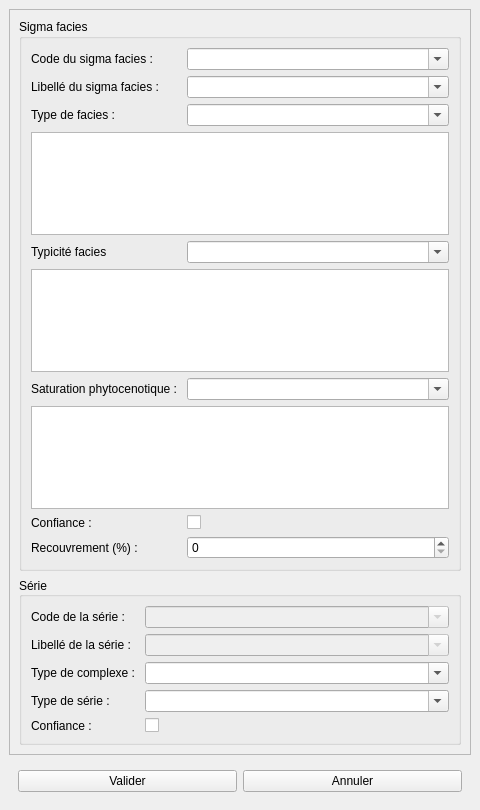
Before: the Qt Designer form src/ui/form_sigmaf_cat.ui in IGNF/saisie_carhab, drawn with Qt 5.
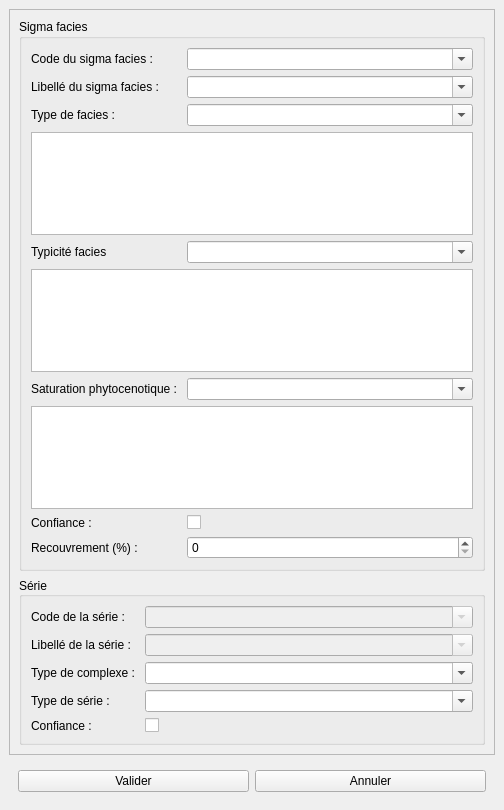
After: the same form once the commit is applied.

Commit message: [ticket 209] redimmensionner les combobox pour affichage dans qgis2.14

The edit to the form file:
```diff
--- a/src/ui/form_sigmaf_cat.ui
+++ b/src/ui/form_sigmaf_cat.ui
@@ -6,7 +6,7 @@
    <rect>
     <x>0</x>
     <y>0</y>
-    <width>480</width>
+    <width>504</width>
     <height>810</height>
    </rect>
   </property>
@@ -25,7 +25,7 @@
         <rect>
          <x>0</x>
          <y>0</y>
-         <width>460</width>
+         <width>484</width>
          <height>721</height>
         </rect>
        </property>
@@ -51,9 +51,18 @@
              <property name="enabled">
               <bool>true</bool>
              </property>
+             <property name="sizePolicy">
+              <sizepolicy hsizetype="MinimumExpanding" vsizetype="Fixed">
+               <horstretch>0</horstretch>
+               <verstretch>0</verstretch>
+              </sizepolicy>
+             </property>
              <property name="editable">
               <bool>true</bool>
              </property>
+             <property name="sizeAdjustPolicy">
+              <enum>QComboBox::AdjustToMinimumContentsLength</enum>
+             </property>
              <property name="frame">
               <bool>true</bool>
              </property>
@@ -68,9 +77,18 @@
            </item>
            <item row="4" column="1">
             <widget class="QComboBox" name="lb_sigma">
+             <property name="sizePolicy">
+              <sizepolicy hsizetype="MinimumExpanding" vsizetype="Fixed">
+               <horstretch>0</horstretch>
+               <verstretch>0</verstretch>
+              </sizepolicy>
+             </property>
              <property name="editable">
               <bool>true</bool>
              </property>
+             <property name="sizeAdjustPolicy">
+              <enum>QComboBox::AdjustToMinimumContentsLength</enum>
+             </property>
             </widget>
            </item>
            <item row="6" column="0">
@@ -82,9 +100,18 @@
            </item>
            <item row="6" column="1">
             <widget class="QComboBox" name="typ_facies">
+             <property name="sizePolicy">
+              <sizepolicy hsizetype="MinimumExpanding" vsizetype="Fixed">
+               <horstretch>0</horstretch>
+               <verstretch>0</verstretch>
+              </sizepolicy>
+             </property>
              <property name="editable">
               <bool>true</bool>
              </property>
+             <property name="sizeAdjustPolicy">
+              <enum>QComboBox::AdjustToMinimumContentsLength</enum>
+             </property>
             </widget>
            </item>
            <item row="7" column="0" colspan="2">
@@ -99,9 +126,18 @@
            </item>
            <item row="9" column="1">
             <widget class="QComboBox" name="typicite">
+             <property name="sizePolicy">
+              <sizepolicy hsizetype="MinimumExpanding" vsizetype="Fixed">
+               <horstretch>0</horstretch>
+               <verstretch>0</verstretch>
+              </sizepolicy>
+             </property>
              <property name="editable">
               <bool>true</bool>
              </property>
+             <property name="sizeAdjustPolicy">
+              <enum>QComboBox::AdjustToMinimumContentsLength</enum>
+             </property>
             </widget>
            </item>
            <item row="13" column="0" colspan="2">
@@ -116,9 +152,18 @@
            </item>
            <item row="15" column="1">
             <widget class="QComboBox" name="sat_phy">
+             <property name="sizePolicy">
+              <sizepolicy hsizetype="MinimumExpanding" vsizetype="Fixed">
+               <horstretch>0</horstretch>
+               <verstretch>0</verstretch>
+              </sizepolicy>
+             </property>
              <property name="editable">
               <bool>true</bool>
              </property>
+             <property name="sizeAdjustPolicy">
+              <enum>QComboBox::AdjustToMinimumContentsLength</enum>
+             </property>
             </widget>
            </item>
            <item row="18" column="0" colspan="2">
@@ -179,9 +224,18 @@
              <property name="enabled">
               <bool>false</bool>
              </property>
+             <property name="sizePolicy">
+              <sizepolicy hsizetype="MinimumExpanding" vsizetype="Fixed">
+               <horstretch>0</horstretch>
+               <verstretch>0</verstretch>
+              </sizepolicy>
+             </property>
              <property name="editable">
               <bool>true</bool>
              </property>
+             <property name="sizeAdjustPolicy">
+              <enum>QComboBox::AdjustToMinimumContentsLength</enum>
+             </property>
             </widget>
            </item>
            <item row="2" column="0">
@@ -196,9 +250,18 @@
              <property name="enabled">
               <bool>false</bool>
              </property>
+             <property name="sizePolicy">
+              <sizepolicy hsizetype="MinimumExpanding" vsizetype="Fixed">
+               <horstretch>0</horstretch>
+               <verstretch>0</verstretch>
+              </sizepolicy>
+             </property>
              <property name="editable">
               <bool>true</bool>
              </property>
+             <property name="sizeAdjustPolicy">
+              <enum>QComboBox::AdjustToMinimumContentsLength</enum>
+             </property>
             </widget>
            </item>
            <item row="3" column="0">
@@ -210,9 +273,18 @@
            </item>
            <item row="3" column="1">
             <widget class="QComboBox" name="type_cplx">
+             <property name="sizePolicy">
+              <sizepolicy hsizetype="MinimumExpanding" vsizetype="Fixed">
+               <horstretch>0</horstretch>
+               <verstretch>0</verstretch>
+              </sizepolicy>
+             </property>
              <property name="editable">
               <bool>true</bool>
              </property>
+             <property name="sizeAdjustPolicy">
+              <enum>QComboBox::AdjustToMinimumContentsLength</enum>
+             </property>
             </widget>
            </item>
            <item row="4" column="0">
@@ -224,9 +296,18 @@
            </item>
            <item row="4" column="1">
             <widget class="QComboBox" name="type_serie">
+             <property name="sizePolicy">
+              <sizepolicy hsizetype="MinimumExpanding" vsizetype="Fixed">
+               <horstretch>0</horstretch>
+               <verstretch>0</verstretch>
+              </sizepolicy>
+             </property>
              <property name="editable">
               <bool>true</bool>
              </property>
+             <property name="sizeAdjustPolicy">
+              <enum>QComboBox::AdjustToMinimumContentsLength</enum>
+             </property>
             </widget>
            </item>
            <item row="5" column="0">
```
The commit also changes 3 other files.
